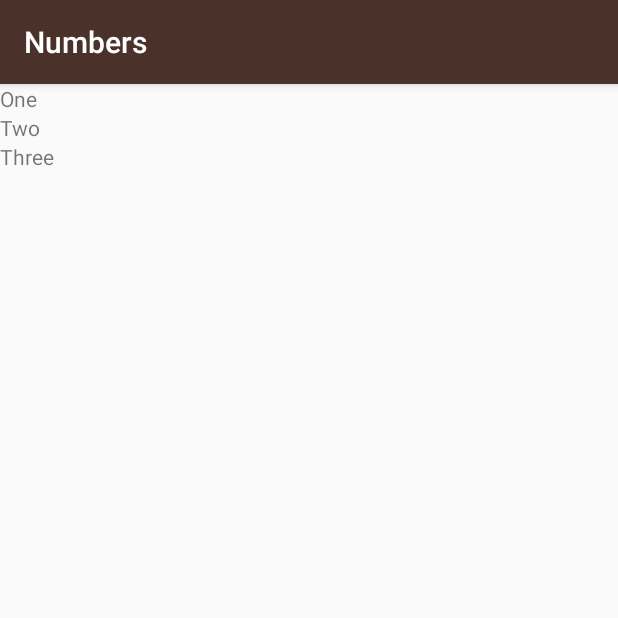
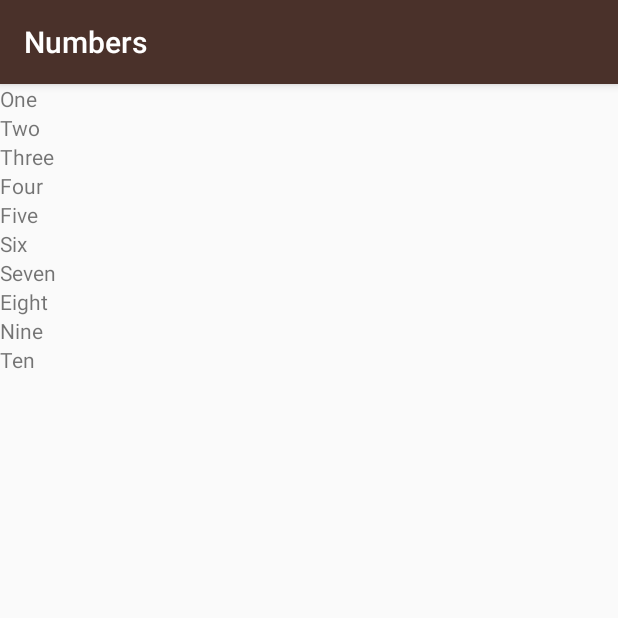
Before and after one commit to RemonShehata/Miwok, an Android app: the NumbersActivity screen opened directly, with no data from a screen before it, on a phone screen of 412 x 824 dp, the top half of it. Run offline under Robolectric (Android 15) with nearby library versions, the phone set to English and light mode, and no system bars.

Commit message:
Use while loop to show all the english numbers

```diff
--- a/app/src/main/java/com/example/android/miwok/NumbersActivity.java
+++ b/app/src/main/java/com/example/android/miwok/NumbersActivity.java
@@ -27,16 +27,13 @@ public class NumbersActivity extends AppCompatActivity {
         words.add("Ten");
 
         LinearLayout rootView = findViewById(R.id.root_view);
-        TextView wordView = new TextView(this);
-        wordView.setText(words.get(0));
-        rootView.addView(wordView);
 
-        TextView wordView1 = new TextView(this);
-        wordView1.setText(words.get(1));
-        rootView.addView(wordView1);
-
-        TextView wordView2 = new TextView(this);
-        wordView2.setText(words.get(2));
-        rootView.addView(wordView2);
+        int index = 0;
+        while (index < words.size()) {
+            TextView wordView = new TextView(this);
+            wordView.setText(words.get(index));
+            rootView.addView(wordView);
+            index++;
+        }
     }
 }
```
